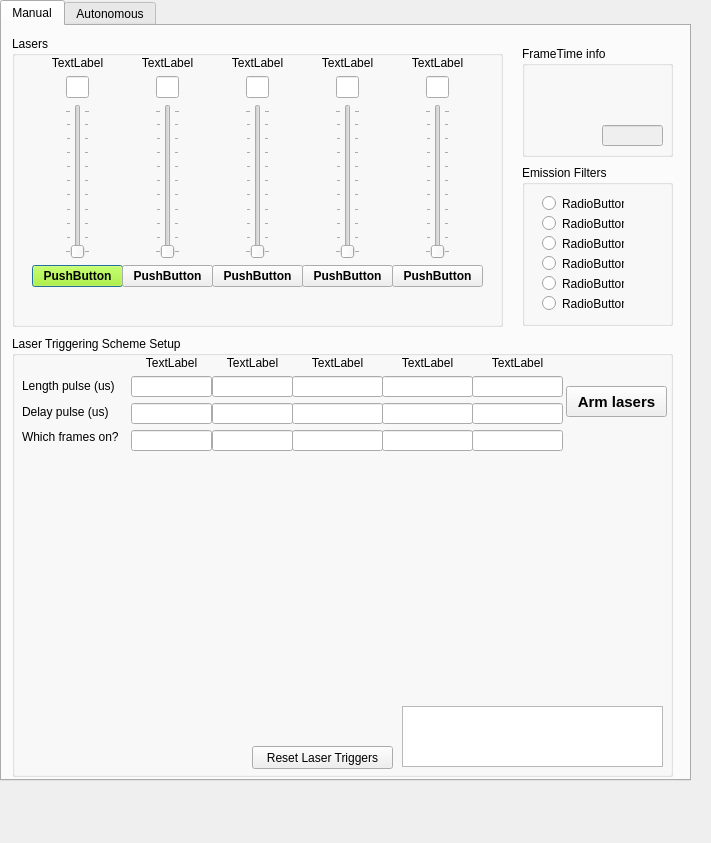
kjamartens/Gladoscopy, file LaserControl/GUI.ui: the form before one commit.
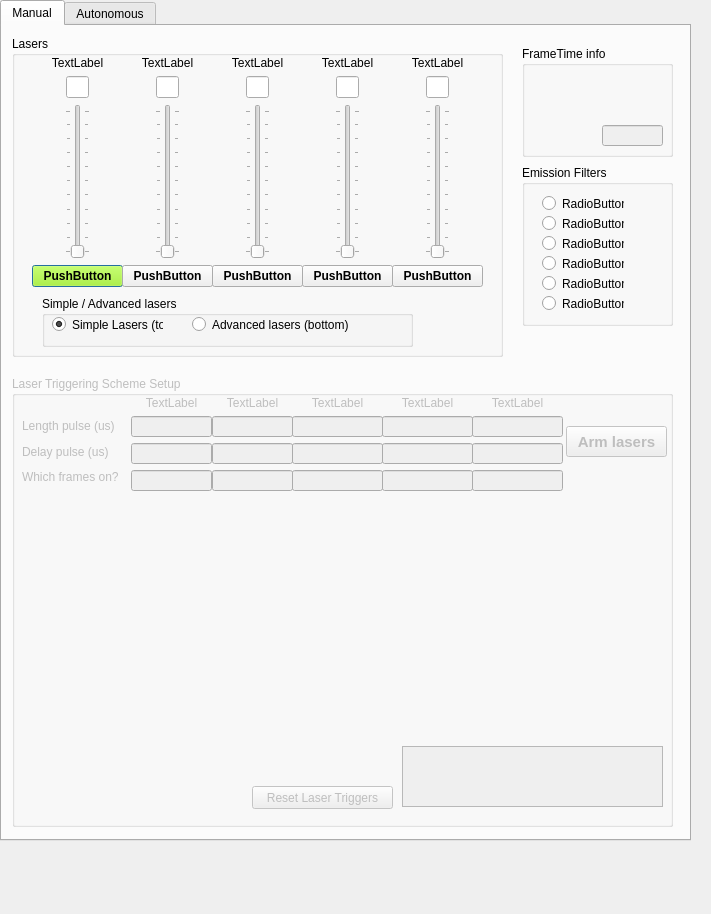
The form after the commit. Custom widgets are drawn as their Qt base class.

```diff
--- a/LaserControl/GUI.ui
+++ b/LaserControl/GUI.ui
@@ -7,7 +7,7 @@
     <x>0</x>
     <y>0</y>
     <width>711</width>
-    <height>843</height>
+    <height>914</height>
    </rect>
   </property>
   <property name="windowTitle">
@@ -19,7 +19,7 @@
      <x>0</x>
      <y>0</y>
      <width>691</width>
-     <height>781</height>
+     <height>841</height>
     </rect>
    </property>
    <property name="currentIndex">
@@ -35,7 +35,7 @@
        <x>10</x>
        <y>10</y>
        <width>491</width>
-       <height>291</height>
+       <height>321</height>
       </rect>
      </property>
      <property name="title">
@@ -1079,6 +1079,48 @@
        </item>
       </layout>
      </widget>
+     <widget class="QGroupBox" name="groupBox_easyAdvancedLasers">
+      <property name="geometry">
+       <rect>
+        <x>30</x>
+        <y>260</y>
+        <width>371</width>
+        <height>51</height>
+       </rect>
+      </property>
+      <property name="title">
+       <string>Simple / Advanced lasers</string>
+      </property>
+      <widget class="QRadioButton" name="simpleLasers_RadioButton">
+       <property name="geometry">
+        <rect>
+         <x>10</x>
+         <y>20</y>
+         <width>111</width>
+         <height>17</height>
+        </rect>
+       </property>
+       <property name="text">
+        <string>Simple Lasers (top)</string>
+       </property>
+       <property name="checked">
+        <bool>true</bool>
+       </property>
+      </widget>
+      <widget class="QRadioButton" name="advancedLasers_RadioButton">
+       <property name="geometry">
+        <rect>
+         <x>150</x>
+         <y>20</y>
+         <width>171</width>
+         <height>17</height>
+        </rect>
+       </property>
+       <property name="text">
+        <string>Advanced lasers (bottom)</string>
+       </property>
+      </widget>
+     </widget>
     </widget>
     <widget class="QGroupBox" name="FWBox">
      <property name="geometry">
@@ -1182,12 +1224,15 @@
      </widget>
     </widget>
     <widget class="QGroupBox" name="LaserTriggerSchemeBox">
+     <property name="enabled">
+      <bool>false</bool>
+     </property>
      <property name="geometry">
       <rect>
        <x>10</x>
-       <y>310</y>
+       <y>350</y>
        <width>661</width>
-       <height>441</height>
+       <height>451</height>
       </rect>
      </property>
      <property name="title">
@@ -1421,7 +1466,7 @@
        <string>Arm lasers</string>
       </property>
      </widget>
-     <widget class="QWidget" name="">
+     <widget class="QWidget" name="layoutWidget">
       <property name="geometry">
        <rect>
         <x>10</x>
```
